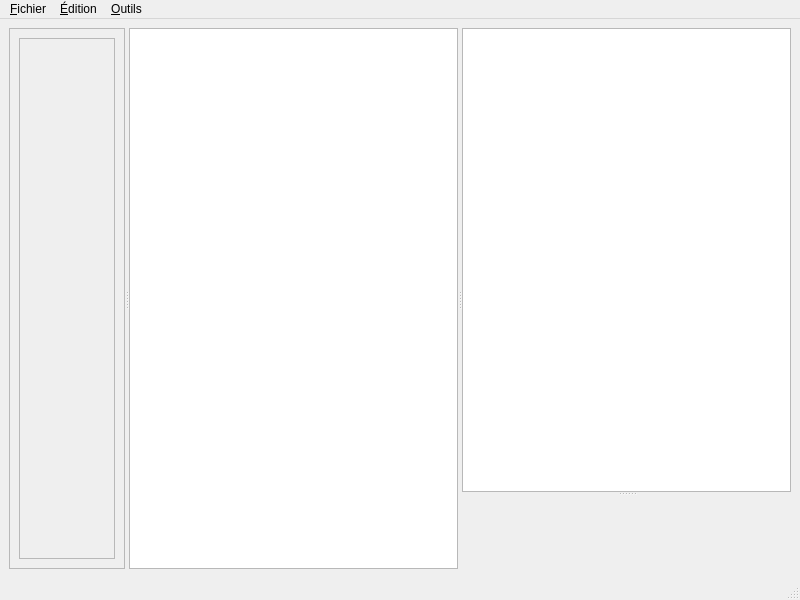
First picture: the form in planification.ui, repository JosephdeVilmarest/planification2D, before the edit.
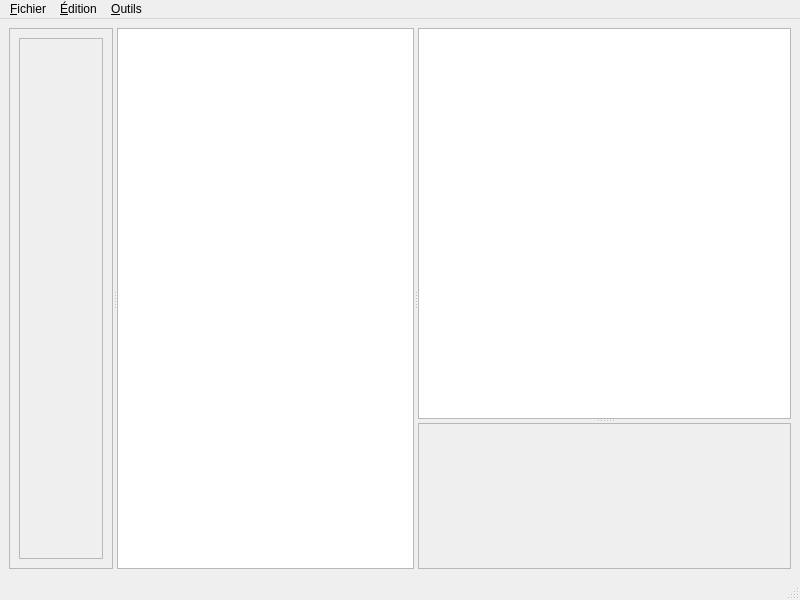
Second picture: the form after the edit.

Commit message: définition du polygone (à poursuivre)

The edit to the form file:
```diff
--- a/planification.ui
+++ b/planification.ui
@@ -15,7 +15,7 @@
   </property>
   <widget class="QWidget" name="centralwidget">
    <layout class="QGridLayout" name="gridLayout">
-    <item row="0" column="0">
+    <item row="1" column="0">
      <widget class="QSplitter" name="splitter_2">
       <property name="orientation">
        <enum>Qt::Horizontal</enum>
@@ -41,7 +41,7 @@
             <rect>
              <x>0</x>
              <y>0</y>
-             <width>108</width>
+             <width>98</width>
              <height>531</height>
             </rect>
            </property>
@@ -59,7 +59,27 @@
         <bool>false</bool>
        </property>
        <widget class="QGraphicsView" name="object"/>
-       <widget class="QWidget" name="widget" native="true"/>
+       <widget class="QWidget" name="widget" native="true">
+        <layout class="QGridLayout" name="gridLayout_3">
+         <item row="0" column="0">
+          <widget class="QScrollArea" name="essais">
+           <property name="alignment">
+            <set>Qt::AlignCenter</set>
+           </property>
+           <widget class="QWidget" name="scrollAreaWidgetContents_2">
+            <property name="geometry">
+             <rect>
+              <x>0</x>
+              <y>0</y>
+              <width>320</width>
+              <height>70</height>
+             </rect>
+            </property>
+           </widget>
+          </widget>
+         </item>
+        </layout>
+       </widget>
       </widget>
      </widget>
     </item>
```
Left out of the diff: 4 changed lines with no effect on the pictures. The commit also changes 2 other files.
